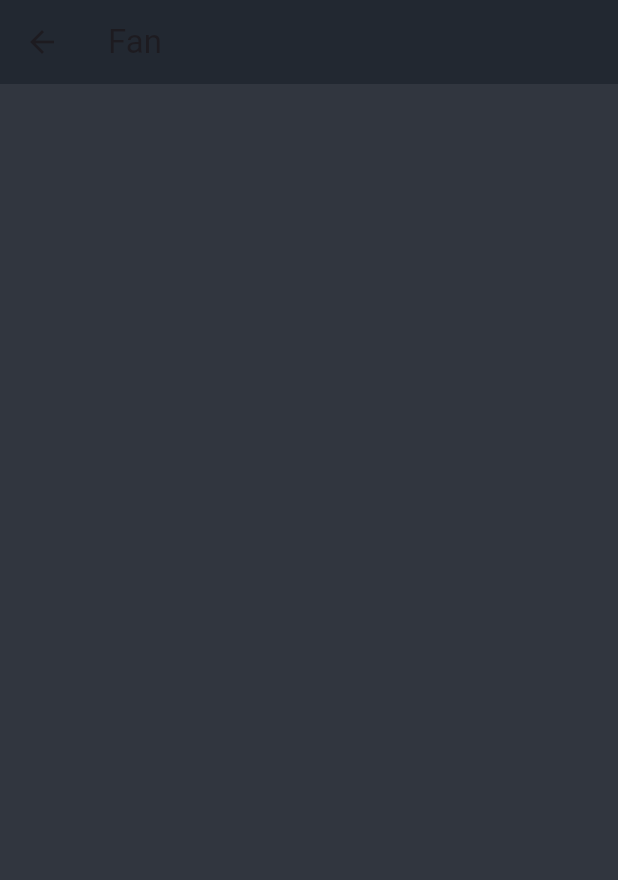
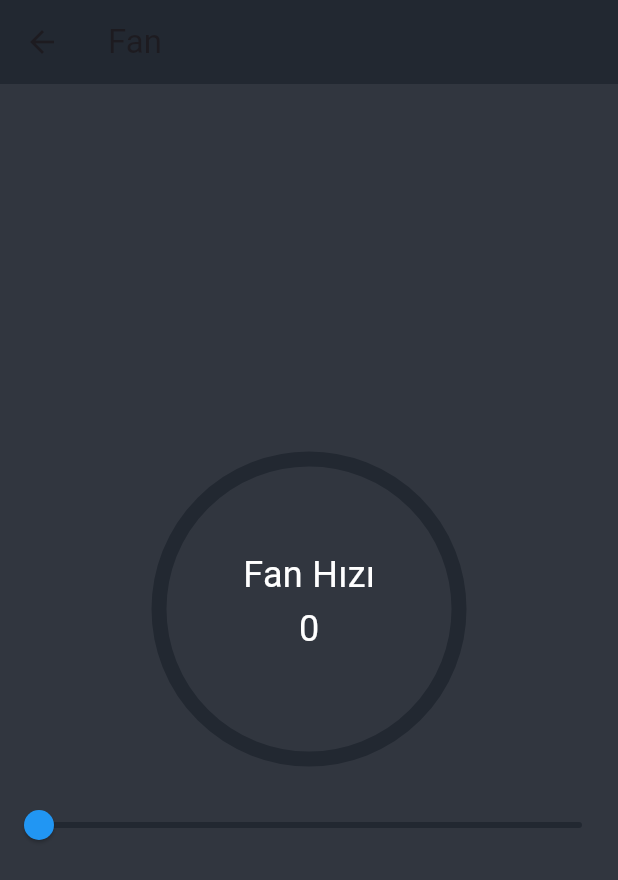
Before and after one commit to yavuztokdemir/Smart-Energy-Managment-Mobile-App, a Flutter app: the FanPage screen opened directly, on a phone screen of 412 x 824 dp. Shown: the top 880 px of the screen. Run offline on Flutter 3.47's test engine with Material 3 defaults, Android fonts, the phone set to English and light mode, and no system bars; our stand-ins replace firebase_core, firebase_database; accounts and stored records are empty.

Commit message:
Update fan speed using slider in flutter and store the value in in Firebase Realtime Database

```diff
--- a/lib/fanpage.dart
+++ b/lib/fanpage.dart
@@ -1,6 +1,27 @@
 import 'package:flutter/material.dart';
+import 'package:firebase_database/firebase_database.dart';
 
-class FanPage extends StatelessWidget {
+class FanPage extends StatefulWidget {
+  @override
+  _FanPageState createState() => _FanPageState();
+}
+
+class _FanPageState extends State<FanPage> {
+  double _progressValue = 0.0;
+
+  // Firebase veritabanı referansını oluşturun
+  final DatabaseReference _fanSpeedRef =
+      FirebaseDatabase.instance.reference().child('fan_speed');
+
+  void _updateProgress(double value) {
+    setState(() {
+      _progressValue = value;
+    });
+
+    // Değer 100'e bölünerek Firebase veritabanına gönderilir
+    _fanSpeedRef.set((value).toInt());
+  }
+
   @override
   Widget build(BuildContext context) {
     return Scaffold(
@@ -11,7 +32,57 @@ class FanPage extends StatelessWidget {
         title: Text('Fan'),
       ),
       body: Center(
-        child: Text(''),
+        child: Column(
+          mainAxisAlignment: MainAxisAlignment.center,
+          children: [
+            Stack(
+              alignment: Alignment.center,
+              children: [
+                SizedBox(
+                  height: 200,
+                  width: 200,
+                  child: CircularProgressIndicator(
+                    backgroundColor: Color(0xFF222831),
+                    // Değeri 100'e böldükten sonra kullan
+                    value: _progressValue / 100,
+                    strokeWidth: 10,
+                    valueColor: AlwaysStoppedAnimation<Color>(Colors.blue),
+                  ),
+                ),
+                Positioned(
+                  top: 60.0, // Ayarlama gerektiğinde konumu ayarlayın
+                  child: Text(
+                    "Fan Hızı",
+                    style: TextStyle(
+                      fontSize: 24, // Her iki metni de aynı boyuta ayarlayın
+                      color: Colors.white,
+                    ),
+                  ),
+                ),
+                Positioned(
+                  bottom: 70.0, // Ayarlama gerektiğinde konumu ayarlayın
+                  child: Text(
+                    "${(_progressValue).toInt()}",
+                    style: TextStyle(
+                        fontSize: 24,
+                        color: Colors
+                            .white), // Her iki metni de aynı boyuta ayarlayın
+                  ),
+                ),
+              ],
+            ),
+            SizedBox(height: 20),
+            Slider(
+              value: _progressValue,
+              onChanged: _updateProgress,
+              min: 0,
+              max: 100,
+              divisions: 100,
+              activeColor: Colors.blue,
+              inactiveColor: Color(0xFF222831),
+            ),
+          ],
+        ),
       ),
     );
   }
```
